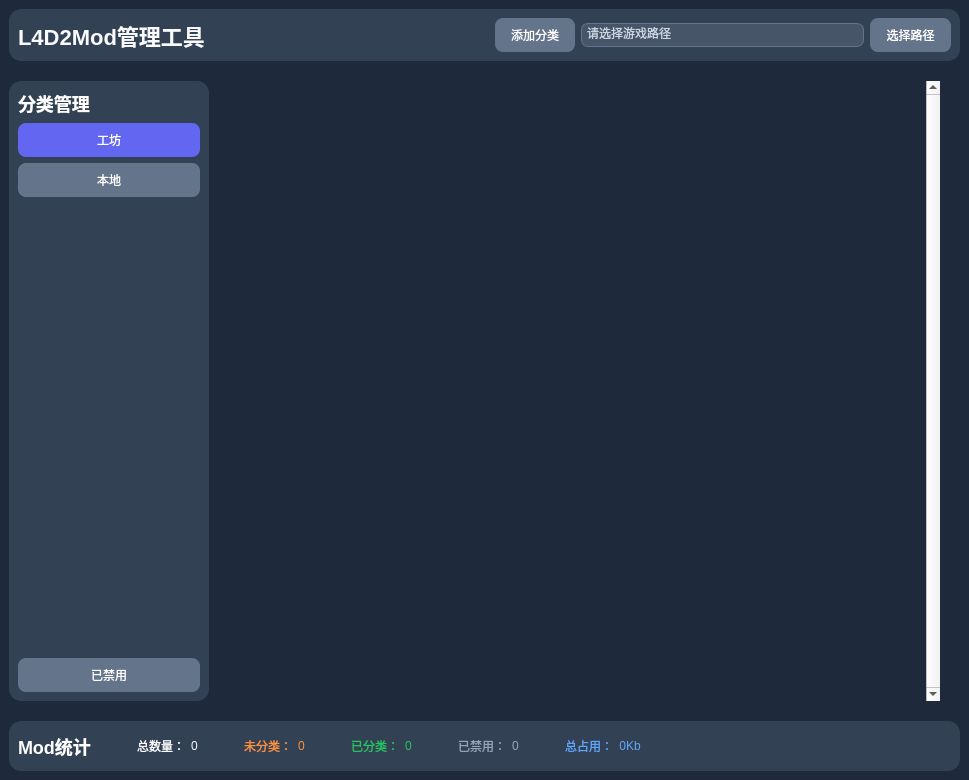
xiaoan-1/l4d2-mod-manager, file mainwindow.ui: the form before one commit.
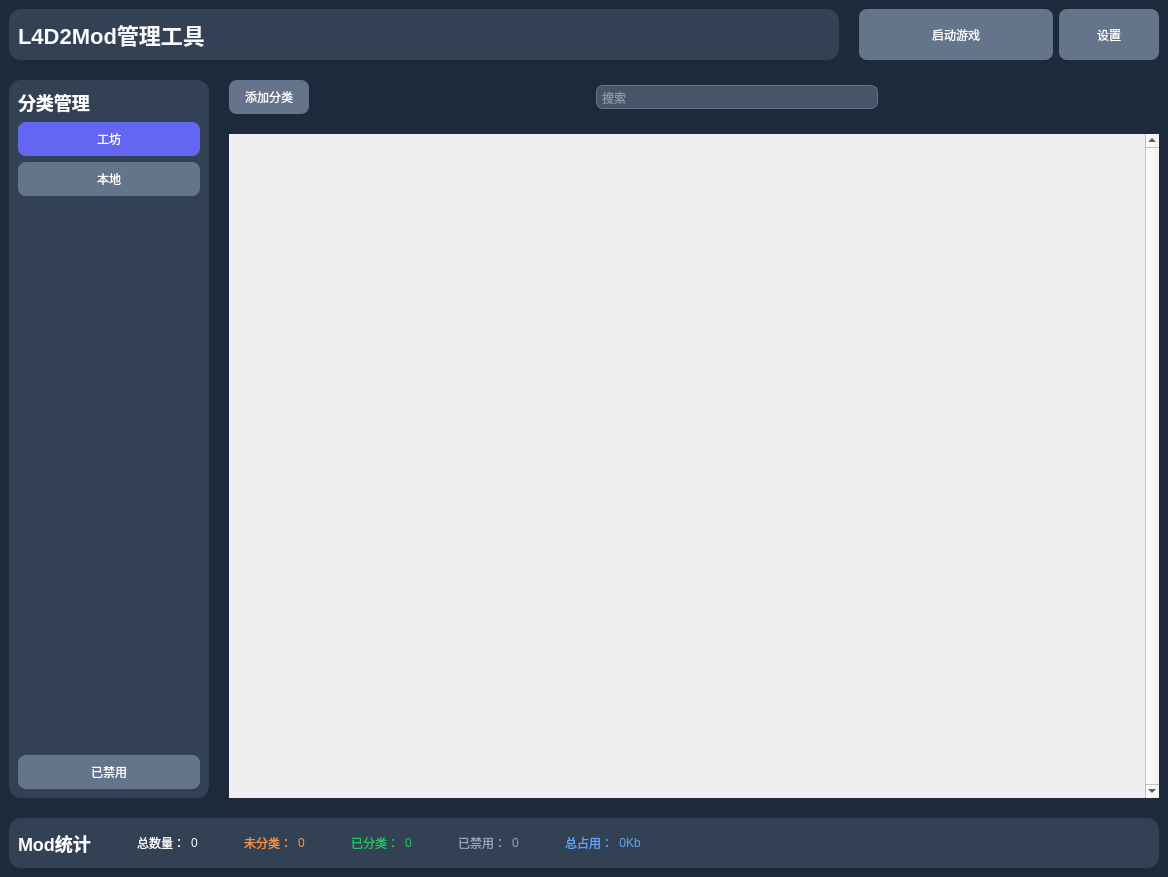
The form after the commit. Custom widgets are drawn as their Qt base class.

Patch:
```diff
--- a/mainwindow.ui
+++ b/mainwindow.ui
@@ -6,8 +6,8 @@
    <rect>
     <x>0</x>
     <y>0</y>
-    <width>969</width>
-    <height>780</height>
+    <width>1168</width>
+    <height>877</height>
    </rect>
   </property>
   <property name="windowTitle">
@@ -54,116 +54,36 @@
     <property name="spacing">
      <number>20</number>
     </property>
-    <item row="1" column="0">
-     <widget class="QWidget" name="classifyBar" native="true">
-      <property name="maximumSize">
-       <size>
-        <width>200</width>
-        <height>16777215</height>
-       </size>
+    <item row="2" column="1" colspan="2">
+     <widget class="QScrollArea" name="scrollArea">
+      <property name="verticalScrollBarPolicy">
+       <enum>Qt::ScrollBarPolicy::ScrollBarAlwaysOn</enum>
       </property>
-      <layout class="QVBoxLayout" name="verticalLayout">
-       <item>
-        <widget class="QLabel" name="label_2">
-         <property name="styleSheet">
-          <string notr="true">font-size: 18px;
-font-weight: bold;</string>
-         </property>
-         <property name="text">
-          <string>分类管理</string>
-         </property>
-        </widget>
-       </item>
-       <item>
-        <widget class="QPushButton" name="pushButton_workshop">
-         <property name="text">
-          <string>工坊</string>
-         </property>
-         <property name="checkable">
-          <bool>true</bool>
-         </property>
-         <property name="checked">
-          <bool>true</bool>
-         </property>
-         <property name="autoExclusive">
-          <bool>false</bool>
-         </property>
-        </widget>
-       </item>
-       <item>
-        <widget class="QPushButton" name="pushButton_localMod">
-         <property name="text">
-          <string>本地</string>
-         </property>
-         <property name="checkable">
-          <bool>true</bool>
-         </property>
-         <property name="autoExclusive">
-          <bool>false</bool>
-         </property>
-        </widget>
-       </item>
-       <item>
-        <widget class="QScrollArea" name="scrollArea_2">
+      <property name="horizontalScrollBarPolicy">
+       <enum>Qt::ScrollBarPolicy::ScrollBarAlwaysOff</enum>
+      </property>
          <property name="widgetResizable">
           <bool>true</bool>
          </property>
-         <widget class="QWidget" name="categoryList">
+      <widget class="CardContainer" name="cardContainer">
           <property name="geometry">
            <rect>
             <x>0</x>
             <y>0</y>
-            <width>178</width>
-            <height>417</height>
-           </rect>
-          </property>
-          <layout class="QVBoxLayout" name="verticalLayout_2">
-           <property name="leftMargin">
-            <number>0</number>
-           </property>
-           <property name="topMargin">
-            <number>0</number>
-           </property>
-           <property name="rightMargin">
-            <number>0</number>
-           </property>
-           <property name="bottomMargin">
-            <number>0</number>
-           </property>
-           <item>
-            <spacer name="verticalSpacer">
-             <property name="orientation">
-              <enum>Qt::Orientation::Vertical</enum>
-             </property>
-             <property name="sizeHint" stdset="0">
-              <size>
-               <width>20</width>
-               <height>40</height>
-              </size>
-             </property>
-            </spacer>
-           </item>
-          </layout>
+         <width>909</width>
+         <height>655</height>
+        </rect>
+       </property>
+       <property name="sizePolicy">
+        <sizepolicy hsizetype="Expanding" vsizetype="Preferred">
+         <horstretch>0</horstretch>
+         <verstretch>0</verstretch>
+        </sizepolicy>
+       </property>
          </widget>
         </widget>
        </item>
-       <item>
-        <widget class="QPushButton" name="pushButton_trashMod">
-         <property name="text">
-          <string>已禁用</string>
-         </property>
-         <property name="checkable">
-          <bool>true</bool>
-         </property>
-         <property name="autoExclusive">
-          <bool>false</bool>
-         </property>
-        </widget>
-       </item>
-      </layout>
-     </widget>
-    </item>
-    <item row="2" column="0" colspan="3">
+    <item row="3" column="0" colspan="3">
      <widget class="QWidget" name="bottomBar" native="true">
       <property name="minimumSize">
        <size>
@@ -469,7 +389,239 @@
       </layout>
      </widget>
     </item>
-    <item row="0" column="0" colspan="3">
+    <item row="0" column="2">
+     <widget class="QWidget" name="widget" native="true">
+      <property name="maximumSize">
+       <size>
+        <width>300</width>
+        <height>16777215</height>
+       </size>
+      </property>
+      <layout class="QHBoxLayout" name="horizontalLayout_3">
+       <property name="leftMargin">
+        <number>0</number>
+       </property>
+       <property name="topMargin">
+        <number>0</number>
+       </property>
+       <property name="rightMargin">
+        <number>0</number>
+       </property>
+       <property name="bottomMargin">
+        <number>0</number>
+       </property>
+       <item>
+        <widget class="QPushButton" name="pushButton_startGame">
+         <property name="sizePolicy">
+          <sizepolicy hsizetype="Preferred" vsizetype="Preferred">
+           <horstretch>0</horstretch>
+           <verstretch>0</verstretch>
+          </sizepolicy>
+         </property>
+         <property name="text">
+          <string>启动游戏</string>
+         </property>
+        </widget>
+       </item>
+       <item>
+        <widget class="QPushButton" name="pushButton_setting">
+         <property name="sizePolicy">
+          <sizepolicy hsizetype="Preferred" vsizetype="Preferred">
+           <horstretch>0</horstretch>
+           <verstretch>0</verstretch>
+          </sizepolicy>
+         </property>
+         <property name="minimumSize">
+          <size>
+           <width>0</width>
+           <height>0</height>
+          </size>
+         </property>
+         <property name="maximumSize">
+          <size>
+           <width>100</width>
+           <height>16777215</height>
+          </size>
+         </property>
+         <property name="text">
+          <string>设置</string>
+         </property>
+        </widget>
+       </item>
+      </layout>
+     </widget>
+    </item>
+    <item row="1" column="0" rowspan="2">
+     <widget class="QWidget" name="classifyBar" native="true">
+      <property name="maximumSize">
+       <size>
+        <width>200</width>
+        <height>16777215</height>
+       </size>
+      </property>
+      <layout class="QVBoxLayout" name="verticalLayout">
+       <item>
+        <widget class="QLabel" name="label_2">
+         <property name="styleSheet">
+          <string notr="true">font-size: 18px;
+font-weight: bold;</string>
+         </property>
+         <property name="text">
+          <string>分类管理</string>
+         </property>
+        </widget>
+       </item>
+       <item>
+        <widget class="QPushButton" name="pushButton_workshop">
+         <property name="text">
+          <string>工坊</string>
+         </property>
+         <property name="checkable">
+          <bool>true</bool>
+         </property>
+         <property name="checked">
+          <bool>true</bool>
+         </property>
+         <property name="autoExclusive">
+          <bool>false</bool>
+         </property>
+        </widget>
+       </item>
+       <item>
+        <widget class="QPushButton" name="pushButton_localMod">
+         <property name="text">
+          <string>本地</string>
+         </property>
+         <property name="checkable">
+          <bool>true</bool>
+         </property>
+         <property name="autoExclusive">
+          <bool>false</bool>
+         </property>
+        </widget>
+       </item>
+       <item>
+        <widget class="QScrollArea" name="scrollArea_2">
+         <property name="widgetResizable">
+          <bool>true</bool>
+         </property>
+         <widget class="QWidget" name="categoryList">
+          <property name="geometry">
+           <rect>
+            <x>0</x>
+            <y>0</y>
+            <width>178</width>
+            <height>524</height>
+           </rect>
+          </property>
+          <layout class="QVBoxLayout" name="verticalLayout_2">
+           <property name="leftMargin">
+            <number>0</number>
+           </property>
+           <property name="topMargin">
+            <number>0</number>
+           </property>
+           <property name="rightMargin">
+            <number>0</number>
+           </property>
+           <property name="bottomMargin">
+            <number>0</number>
+           </property>
+           <item>
+            <spacer name="verticalSpacer">
+             <property name="orientation">
+              <enum>Qt::Orientation::Vertical</enum>
+             </property>
+             <property name="sizeHint" stdset="0">
+              <size>
+               <width>20</width>
+               <height>40</height>
+              </size>
+             </property>
+            </spacer>
+           </item>
+          </layout>
+         </widget>
+        </widget>
+       </item>
+       <item>
+        <widget class="QPushButton" name="pushButton_trashMod">
+         <property name="text">
+          <string>已禁用</string>
+         </property>
+         <property name="checkable">
+          <bool>true</bool>
+         </property>
+         <property name="autoExclusive">
+          <bool>false</bool>
+         </property>
+        </widget>
+       </item>
+      </layout>
+     </widget>
+    </item>
+    <item row="1" column="1" colspan="2">
+     <widget class="QWidget" name="widget_nav" native="true">
+      <layout class="QHBoxLayout" name="horizontalLayout_4">
+       <property name="leftMargin">
+        <number>0</number>
+       </property>
+       <property name="topMargin">
+        <number>0</number>
+       </property>
+       <property name="rightMargin">
+        <number>0</number>
+       </property>
+       <property name="bottomMargin">
+        <number>0</number>
+       </property>
+       <item>
+        <widget class="QPushButton" name="pushButton_addCategory">
+         <property name="text">
+          <string>添加分类</string>
+         </property>
+        </widget>
+       </item>
+       <item>
+        <spacer name="horizontalSpacer_9">
+         <property name="orientation">
+          <enum>Qt::Orientation::Horizontal</enum>
+         </property>
+         <property name="sizeHint" stdset="0">
+          <size>
+           <width>40</width>
+           <height>20</height>
+          </size>
+         </property>
+        </spacer>
+       </item>
+       <item>
+        <widget class="QLineEdit" name="lineEdit">
+         <property name="text">
+          <string/>
+         </property>
+         <property name="placeholderText">
+          <string>搜索</string>
+         </property>
+        </widget>
+       </item>
+       <item>
+        <spacer name="horizontalSpacer_8">
+         <property name="orientation">
+          <enum>Qt::Orientation::Horizontal</enum>
+         </property>
+         <property name="sizeHint" stdset="0">
+          <size>
+           <width>40</width>
+           <height>20</height>
+          </size>
+         </property>
+        </spacer>
+       </item>
+      </layout>
+     </widget>
+    </item>
+    <item row="0" column="0" colspan="2">
      <widget class="QWidget" name="topBar" native="true">
       <layout class="QHBoxLayout" name="horizontalLayout">
        <item>
@@ -497,73 +649,20 @@
          </property>
         </spacer>
        </item>
-       <item>
-        <widget class="QPushButton" name="pushButton_addCategory">
-         <property name="text">
-          <string>添加分类</string>
-         </property>
-        </widget>
-       </item>
-       <item>
-        <widget class="QLineEdit" name="lineEdit_gamePath">
-         <property name="text">
-          <string>请选择游戏路径</string>
-         </property>
-         <property name="readOnly">
-          <bool>true</bool>
-         </property>
-        </widget>
-       </item>
-       <item>
-        <widget class="QPushButton" name="pushButton_dir">
-         <property name="text">
-          <string>选择路径</string>
-         </property>
-        </widget>
-       </item>
       </layout>
      </widget>
     </item>
-    <item row="1" column="1">
-     <widget class="QScrollArea" name="scrollArea">
-      <property name="verticalScrollBarPolicy">
-       <enum>Qt::ScrollBarPolicy::ScrollBarAlwaysOn</enum>
-      </property>
-      <property name="widgetResizable">
-       <bool>true</bool>
-      </property>
-      <widget class="QWidget" name="modCardList">
-       <property name="geometry">
-        <rect>
-         <x>0</x>
-         <y>0</y>
-         <width>690</width>
-         <height>607</height>
-        </rect>
-       </property>
-       <layout class="QGridLayout" name="gridLayout_3">
-        <property name="leftMargin">
-         <number>0</number>
-        </property>
-        <property name="topMargin">
-         <number>0</number>
-        </property>
-        <property name="rightMargin">
-         <number>0</number>
-        </property>
-        <property name="bottomMargin">
-         <number>0</number>
-        </property>
-        <property name="spacing">
-         <number>20</number>
-        </property>
        </layout>
       </widget>
      </widget>
-    </item>
-   </layout>
-  </widget>
- </widget>
+ <customwidgets>
+  <customwidget>
+   <class>CardContainer</class>
+   <extends>QWidget</extends>
+   <header>cardcontainer.h</header>
+   <container>1</container>
+  </customwidget>
+ </customwidgets>
  <resources/>
  <connections/>
 </ui>
```
Lines whose indentation alone changed are shown as unchanged.
